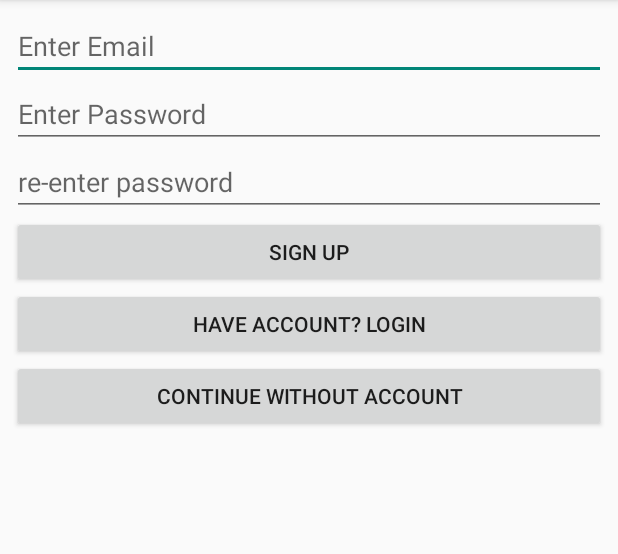
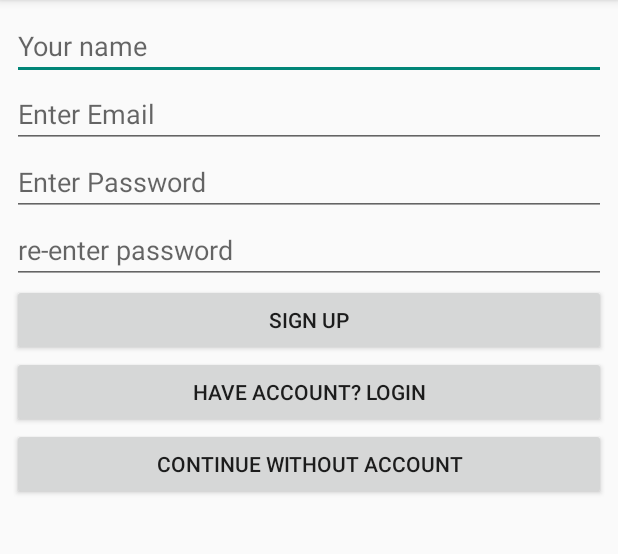
Before and after one commit to Sam-Makman/RiverTracker_app, an Android app: the screen it shows after launch (SignUpActivity), after a tap on "SIGN UP", on a phone screen of 412 x 824 dp, the part 84-638 px from its top. Run offline under Robolectric (Android 15) with nearby library versions, the phone set to English and light mode, and no system bars; our stand-ins replace ButterKnife, Volley; network calls fail.

Commit message:
fixed signup

```diff
--- a/app/src/main/java/com/makman/rivertracker/Activities/SignUpActivity.java
+++ b/app/src/main/java/com/makman/rivertracker/Activities/SignUpActivity.java
@@ -1,9 +1,11 @@
 package com.makman.rivertracker.Activities;
 
+import android.content.Context;
 import android.content.Intent;
 import android.content.SharedPreferences;
 import android.os.Bundle;
 import android.support.v7.app.AppCompatActivity;
+import android.util.Log;
 import android.widget.Button;
 import android.widget.EditText;
 import android.widget.Toast;
@@ -11,7 +13,7 @@ import android.widget.Toast;
 import com.android.volley.Request;
 import com.android.volley.Response;
 import com.android.volley.VolleyError;
-import com.android.volley.toolbox.StringRequest;
+import com.android.volley.toolbox.JsonObjectRequest;
 import com.makman.rivertracker.FavoritesActivity;
 import com.makman.rivertracker.NetworkTasks.VolleyNetworkTask;
 import com.makman.rivertracker.R;
@@ -19,17 +21,15 @@ import com.makman.rivertracker.R;
 import org.json.JSONException;
 import org.json.JSONObject;
 
-import java.util.HashMap;
-import java.util.Map;
-
 import butterknife.Bind;
 import butterknife.ButterKnife;
 import butterknife.OnClick;
 
-public class SignUpActivity extends AppCompatActivity {
 
+public class SignUpActivity extends AppCompatActivity implements Response.ErrorListener, Response.Listener<JSONObject> {
+    private static final String TAG = SignUpActivity.class.getSimpleName();
     private static final String URL = "https://radiant-temple-90497.herokuapp.com/api/signup";
-    private final String[] userInfo = new String[3];
+    private final String[] userInfo = new String[4];
 
 
     @Bind(R.id.signup_edit_text_email)
@@ -50,7 +50,11 @@ public class SignUpActivity extends AppCompatActivity {
     @Bind(R.id.signup_button_no_account)
     Button mContinue;
 
+    @Bind(R.id.signup_name_edit_text)
+    EditText mName;
 
+    SharedPreferences mPreference;
+    SharedPreferences.Editor mEditor;
     @Override
     protected void onCreate(Bundle savedInstanceState) {
         super.onCreate(savedInstanceState);
@@ -66,46 +70,27 @@ public class SignUpActivity extends AppCompatActivity {
     }
 
     @OnClick(R.id.signup_button_signup) void signup(){
-        userInfo[0] = mEmail.getText().toString();
-        userInfo[1] = mPassword.getText().toString();
-        userInfo[2] = mConfirm.getText().toString();
+        userInfo[0] = mName.getText().toString();
+        userInfo[1] = mEmail.getText().toString();
+        userInfo[2] = mPassword.getText().toString();
+        userInfo[3] = mConfirm.getText().toString();
 
-        if(!userInfo[1].equals(userInfo[2])){
+        if(!userInfo[2].equals(userInfo[3])){
             Toast.makeText(this, "Mismatched passwords", Toast.LENGTH_SHORT).show();
         }else{
-            StringRequest postRequest = new StringRequest(Request.Method.POST, URL,
-                    new Response.Listener<String>() {
-                        @Override
-                        public void onResponse(String response) {
-                            try {
-                                JSONObject jsonResponse = new JSONObject(response).getJSONObject("form");
-                                String site = jsonResponse.getString("site"),
-                                        network = jsonResponse.getString("network");
-                                System.out.println("Site: "+site+"\nNetwork: "+network);
-                            } catch (JSONException e) {
-                                e.printStackTrace();
-                            }
-                        }
-                    },
-                    new Response.ErrorListener() {
-                        @Override
-                        public void onErrorResponse(VolleyError error) {
-                            error.printStackTrace();
-                        }
-                    }
-            ) {
-                @Override
-                protected Map<String, String> getParams()
-                {
-                    Map<String, String>  params = new HashMap<>();
-                    // the POST parameters:
-                    params.put("", userInfo[0]);
-                    params.put("", userInfo[1]);
-                    params.put("", userInfo[2]);
-                    return params;
-                }
-            };
-            VolleyNetworkTask.getInstance().getRequestQueue().add(postRequest);
+            JSONObject user = new JSONObject();
+            JSONObject params = new JSONObject();
+            try {
+                params.put("name", userInfo[0]);
+                params.put("email", userInfo[1]);
+                params.put("password", userInfo[2]);
+                params.put("password_confirm", userInfo[3]);
+                user.put("user", params);
+            } catch (JSONException e) {
+                e.printStackTrace();
+            }
+            JsonObjectRequest jsonObjectRequest = new JsonObjectRequest(Request.Method.POST, URL, user, this, this);
+            VolleyNetworkTask.getInstance().getRequestQueue().add(jsonObjectRequest);
         }
     }
 
@@ -122,4 +107,26 @@ public class SignUpActivity extends AppCompatActivity {
     }
 
 
+    @Override
+    public void onErrorResponse(VolleyError error) {
+        error.printStackTrace();
+    }
+
+    @Override
+    public void onResponse(JSONObject response) {
+        mPreference = getSharedPreferences(LoginActivity.PREFERENCES, Context.MODE_PRIVATE);
+        mEditor = mPreference.edit();
+        //response = response.getJSONObject("args");
+        try {
+            mEditor.putString(LoginActivity.TOKEN, response.getString("token"));
+            Log.d(TAG, response.getString("token"));
+            Log.d(TAG, response.toString());
+        } catch (JSONException e) {
+            e.printStackTrace();
+        }
+        mEditor.apply();
+        Intent intent = new Intent(SignUpActivity.this, FavoritesActivity.class);
+        startActivity(intent);
+        finish();
+    }
 }
--- a/app/src/main/res/layout/activity_river_detail_view.xml
+++ b/app/src/main/res/layout/activity_river_detail_view.xml
@@ -15,7 +15,9 @@
         android:layout_width="wrap_content"
         android:layout_height="wrap_content"
         android:textSize="20sp"
+        android:layout_centerInParent="true"
         android:textAlignment="center"
+        android:layout_below="@id/river_details_description_textview"
         android:text="@string/river_detail_alerts_string"
         tools:text="ALERT" />
 
--- a/app/src/main/res/layout/activity_sign_up.xml
+++ b/app/src/main/res/layout/activity_sign_up.xml
@@ -9,11 +9,18 @@
     android:paddingTop="@dimen/activity_vertical_margin"
     tools:context="com.makman.rivertracker.Activities.SignUpActivity">
     <EditText
+        android:id="@+id/signup_name_edit_text"
+        android:layout_width="match_parent"
+        android:layout_height="wrap_content"
+        android:inputType="text"
+        android:hint="@string/your_name"/>
+    <EditText
         android:id="@+id/signup_edit_text_email"
         android:layout_width="match_parent"
         android:layout_height="wrap_content"
         android:inputType="textEmailAddress"
         android:hint="@string/signup_edit_email"
+        android:layout_below="@id/signup_name_edit_text"
         />
     <EditText
         android:id="@+id/signup_edit_text_password"
--- a/app/src/main/res/values/strings.xml
+++ b/app/src/main/res/values/strings.xml
@@ -48,4 +48,5 @@
     <string name="title_activity_river_map">Map</string>
     <string name="title_activity_river_maps">Map</string>
     <string name="view_on_map">View on Map</string>
+    <string name="your_name">Your name</string>
 </resources>
```
